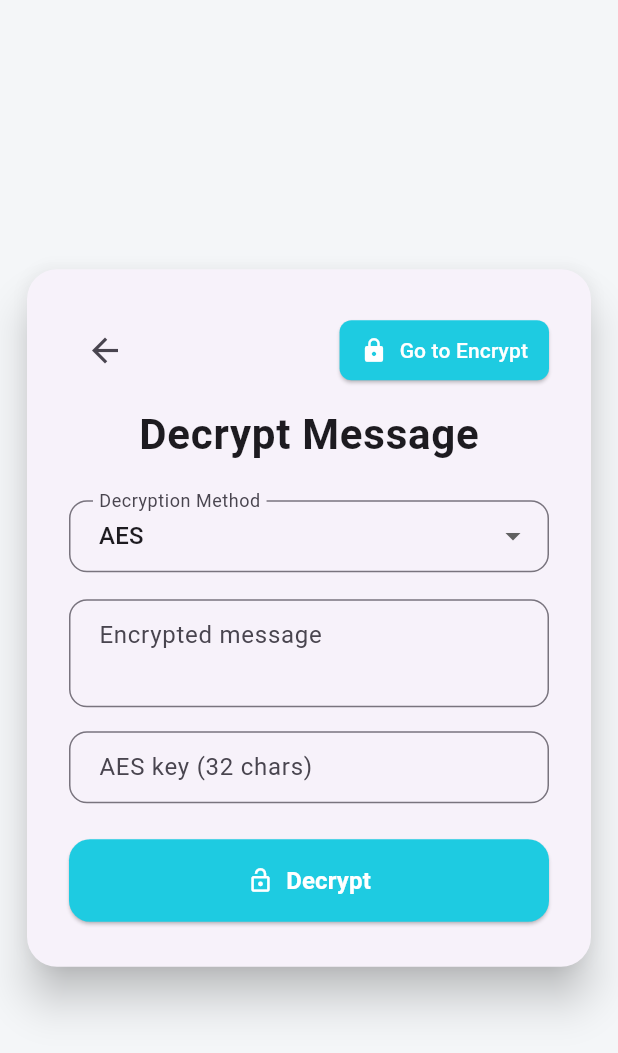
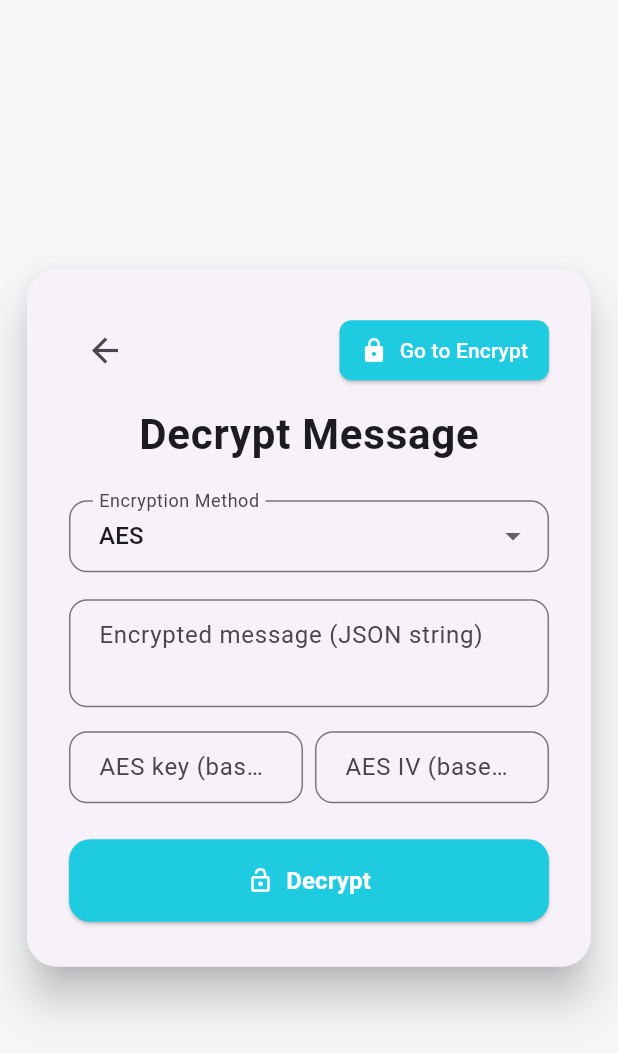
Before and after one commit to Oso00Luffy/Graduation_Project, a Flutter app: the screen it shows once a user with an empty profile is signed in, scrolled down 108 dp, after a tap on the "lock open" icon, on a phone screen of 412 x 824 dp. Shown: the top 1053 px of the screen. Run offline on Flutter 3.47's test engine with Material 3 defaults, Android fonts, the phone set to English and light mode, and no system bars; our stand-ins replace basic_utils, cloud_firestore, firebase_auth, firebase_core, firebase_storage, flutter_secure_storage and 4 more; missing offline and left inert: cryptography, encrypt, pointycastle; accounts and stored records are empty; network calls fail.

Commit message:
Requiring encrypt + decrypt message screen fixes

```diff
--- a/lib/routes.dart
+++ b/lib/routes.dart
@@ -9,7 +9,7 @@
 // Only screens that are navigated to with Navigator.pushNamed should be here!
 final Map<String, WidgetBuilder> routes = {
   '/encrypt-message': (context) => EncryptMessageScreen(),
-  '/decrypt-message': (context) => DecryptMessageScreen(prefilledEncryptedText: ''),
+  '/decrypt-message': (context) => DecryptMessageScreen(),
   '/encrypt-image': (context) => EncryptImageScreen(),
   '/decrypt-image': (context) => DecryptImageScreen(),
   '/file-sender': (context) => FileSenderScreen(),
--- a/lib/screens/decrypt_message_screen.dart
+++ b/lib/screens/decrypt_message_screen.dart
@@ -4,28 +4,22 @@ import '../services/encryption_service.dart';
 import '../widgets/custom_text_field.dart';
 import 'package:pointycastle/asymmetric/api.dart';
 import 'package:basic_utils/basic_utils.dart';
+import 'dart:convert';
 
 class DecryptMessageScreen extends StatefulWidget {
-  final String prefilledEncryptedText;
-  final String? initialEncryptionType;
-  final String? generatedPrivateKeyPem;
-
-  const DecryptMessageScreen({
-    Key? key,
-    required this.prefilledEncryptedText,
-    this.initialEncryptionType,
-    this.generatedPrivateKeyPem,
-  }) : super(key: key);
+  const DecryptMessageScreen({Key? key}) : super(key: key);
 
   @override
   State<DecryptMessageScreen> createState() => _DecryptMessageScreenState();
 }
 
 class _DecryptMessageScreenState extends State<DecryptMessageScreen> {
-  late TextEditingController _encryptedController;
+  final TextEditingController _messageController = TextEditingController();
   final TextEditingController _aesKeyController = TextEditingController();
+  final TextEditingController _aesIvController = TextEditingController();
   final TextEditingController _chachaKeyController = TextEditingController();
   final TextEditingController _nonceController = TextEditingController();
+  final TextEditingController _publicKeyController = TextEditingController();
   final TextEditingController _privateKeyController = TextEditingController();
   String? _decryptedMessage;
   bool _isLoading = false;
@@ -37,28 +31,35 @@ class _DecryptMessageScreenState extends State<DecryptMessageScreen> {
   @override
   void initState() {
     super.initState();
-    _encryptedController = TextEditingController(text: widget.prefilledEncryptedText);
-    _selectedEncryptionType = widget.initialEncryptionType ?? _encryptionTypes[0];
-
-    if (widget.generatedPrivateKeyPem != null) {
-      _privateKeyController.text = widget.generatedPrivateKeyPem!;
-    }
+    _selectedEncryptionType = _encryptionTypes[0];
   }
 
   @override
   void dispose() {
-    _encryptedController.dispose();
+    _messageController.dispose();
     _aesKeyController.dispose();
+    _aesIvController.dispose();
     _chachaKeyController.dispose();
     _nonceController.dispose();
+    _publicKeyController.dispose();
     _privateKeyController.dispose();
     super.dispose();
   }
 
+  bool _isValidBase64(String key, int requiredBytes) {
+    try {
+      final bytes = base64.decode(key);
+      return bytes.length == requiredBytes;
+    } catch (_) {
+      return false;
+    }
+  }
+
   Future<void> _decryptMessage() async {
-    final encryptedText = _encryptedController.text.trim();
+    final encrypted = _messageController.text.trim();
     final aesKey = _aesKeyController.text.trim();
-    final chachaKey = _chachaKeyController.text.trim();
+    final aesIV = _aesIvController.text.trim();
+    final chaChaKey = _chachaKeyController.text.trim();
     final nonce = _nonceController.text.trim();
     final privateKeyPem = _privateKeyController.text.trim();
     String result;
@@ -71,13 +72,15 @@ class _DecryptMessageScreenState extends State<DecryptMessageScreen> {
     await Future.delayed(const Duration(milliseconds: 100));
 
     try {
-      if (encryptedText.isEmpty) {
+      if (encrypted.isEmpty) {
         result = 'Please enter the encrypted message.';
       } else if (_selectedEncryptionType == 'AES') {
-        if (aesKey.isEmpty) {
-          result = 'Please enter the AES key.';
+        if (aesKey.isEmpty || aesIV.isEmpty) {
+          result = 'Please enter AES key (base64, 44 chars) and IV (base64, 24 chars).';
+        } else if (!_isValidBase64(aesKey, 32) || !_isValidBase64(aesIV, 16)) {
+          result = 'AES key must be base64 (44 chars, 32 bytes) and IV must be base64 (24 chars, 16 bytes).';
         } else {
-          result = EncryptionService.decryptAES(encryptedText, aesKey);
+          result = EncryptionService.decryptAES(encrypted, aesKey);
         }
       } else if (_selectedEncryptionType == 'RSA') {
         if (privateKeyPem.isEmpty) {
@@ -92,23 +95,25 @@ class _DecryptMessageScreenState extends State<DecryptMessageScreen> {
           if (privateKey == null) {
             result = 'Invalid private key format.';
           } else {
-            result = EncryptionService.decryptRSA(encryptedText, privateKey);
+            result = EncryptionService.decryptRSA(encrypted, privateKey);
           }
         }
       } else if (_selectedEncryptionType == 'Hybrid') {
-        if (aesKey.isEmpty || chachaKey.isEmpty) {
-          result = 'Please enter both AES and ChaCha20 keys for Hybrid decryption.';
+        if (aesKey.isEmpty || chaChaKey.isEmpty) {
+          result = 'Please enter both AES key and ChaCha20 key (base64, 44 chars each).';
+        } else if (!_isValidBase64(aesKey, 32) || !_isValidBase64(chaChaKey, 32)) {
+          result = 'Hybrid requires AES and ChaCha20 keys (44 chars, 32 bytes each).';
         } else {
-          result = EncryptionService.hybridDecrypt(encryptedText, aesKey, chachaKey);
+          result = EncryptionService.hybridDecrypt(encrypted, aesKey, chaChaKey);
         }
       } else if (_selectedEncryptionType == 'ChaCha20') {
-        if (chachaKey.isEmpty) {
-          result = 'Please enter the ChaCha20 key (32 chars).';
-        } else if (chachaKey.length != 32) {
-          result = 'ChaCha20 requires a 32-character key.';
+        if (chaChaKey.isEmpty) {
+          result = 'Please enter the ChaCha20 key (base64, 44 chars).';
+        } else if (!_isValidBase64(chaChaKey, 32)) {
+          result = 'ChaCha20 key must be base64 (44 chars, 32 bytes).';
         } else {
           try {
-            result = EncryptionService.decryptChaCha20(encryptedText, chachaKey, nonce);
+            result = EncryptionService.decryptChaCha20(encrypted, chaChaKey);
           } catch (e) {
             result = 'ChaCha20 decryption failed: $e';
           }
@@ -137,6 +142,13 @@ class _DecryptMessageScreenState extends State<DecryptMessageScreen> {
         if (mounted) setState(() => _copied = false);
       });
     }
+  }
+
+  void _copyPublicKeyToClipboard() async {
+    await Clipboard.setData(ClipboardData(text: _publicKeyController.text));
+    ScaffoldMessenger.of(context).showSnackBar(
+      const SnackBar(content: Text('Public key copied to clipboard')),
+    );
   }
 
   void _copyPrivateKeyToClipboard() async {
@@ -214,7 +226,7 @@ class _DecryptMessageScreenState extends State<DecryptMessageScreen> {
                     const SizedBox(height: 24),
                     DropdownButtonFormField<String>(
                       decoration: InputDecoration(
-                        labelText: 'Decryption Method',
+                        labelText: 'Encryption Method',
                         border: OutlineInputBorder(
                           borderRadius: BorderRadius.circular(12),
                         ),
@@ -228,8 +240,11 @@ class _DecryptMessageScreenState extends State<DecryptMessageScreen> {
                             _selectedEncryptionType = value;
                             _decryptedMessage = null;
                             _aesKeyController.clear();
+                            _aesIvController.clear();
                             _chachaKeyController.clear();
                             _nonceController.clear();
+                            _publicKeyController.clear();
+                            _privateKeyController.clear();
                           });
                         }
                       },
@@ -242,51 +257,81 @@ class _DecryptMessageScreenState extends State<DecryptMessageScreen> {
                     ),
                     const SizedBox(height: 18),
                     CustomTextField(
-                      controller: _encryptedController,
-                      hintText: 'Encrypted message',
+                      controller: _messageController,
+                      hintText: 'Encrypted message (JSON string)',
                       minLines: 2,
-                      maxLines: 5,
+                      maxLines: 6,
                       isPassword: false,
                     ),
                     if (isAES) ...[
                       const SizedBox(height: 16),
-                      CustomTextField(
+                      Row(
+                        children: [
+                          Expanded(
+                            child: CustomTextField(
                               controller: _aesKeyController,
-                        hintText: 'AES key (32 chars)',
+                              hintText: 'AES key (base64, 44 chars)',
                               isPassword: false,
                               minLines: 1,
                               maxLines: 1,
                             ),
-                    ],
-                    if (isChaCha20) ...[
-                      const SizedBox(height: 16),
-                      CustomTextField(
-                        controller: _chachaKeyController,
-                        hintText: 'ChaCha20 key (32 chars)',
+                          ),
+                          const SizedBox(width: 8),
+                          Expanded(
+                            child: CustomTextField(
+                              controller: _aesIvController,
+                              hintText: 'AES IV (base64, 24 chars)',
                               isPassword: false,
                               minLines: 1,
                               maxLines: 1,
                             ),
+                          ),
                         ],
-                    if (isHybrid) ...[
+                      ),
+                    ],
+                    if (isChaCha20) ...[
                       const SizedBox(height: 16),
-                      CustomTextField(
-                        controller: _aesKeyController,
-                        hintText: 'AES key (32 chars)',
+                      Row(
+                        children: [
+                          Expanded(
+                            child: CustomTextField(
+                              controller: _chachaKeyController,
+                              hintText: 'ChaCha20 key (base64, 44 chars)',
                               isPassword: false,
                               minLines: 1,
                               maxLines: 1,
                             ),
-                      const SizedBox(height: 8),
-                      CustomTextField(
-                        controller: _chachaKeyController,
-                        hintText: 'ChaCha20 key (32 chars)',
+                          ),
+                        ],
+                      ),
+                    ],
+                    if (isHybrid) ...[
+                      const SizedBox(height: 16),
+                      Row(
+                        children: [
+                          Expanded(
+                            child: CustomTextField(
+                              controller: _aesKeyController,
+                              hintText: 'AES key (base64, 44 chars)',
                               isPassword: false,
                               minLines: 1,
                               maxLines: 1,
                             ),
+                          ),
+                          const SizedBox(width: 8),
+                          Expanded(
+                            child: CustomTextField(
+                              controller: _chachaKeyController,
+                              hintText: 'ChaCha20 key (base64, 44 chars)',
+                              isPassword: false,
+                              minLines: 1,
+                              maxLines: 1,
+                            ),
+                          ),
                         ],
-                    if (isRSA || isHybrid) ...[
+                      ),
+                    ],
+                    if (isRSA) ...[
                       const SizedBox(height: 16),
                       Row(
                         children: [
@@ -314,7 +359,7 @@ class _DecryptMessageScreenState extends State<DecryptMessageScreen> {
                     SizedBox(
                       width: double.infinity,
                       child: ElevatedButton.icon(
-                        icon: const Icon(Icons.lock_open_outlined),
+                        icon: const Icon(Icons.lock_open),
                         label: const Text(
                           'Decrypt',
                           style: TextStyle(fontWeight: FontWeight.bold, fontSize: 16),
--- a/lib/screens/home_screen.dart
+++ b/lib/screens/home_screen.dart
@@ -331,7 +331,7 @@ class HomeContent extends StatelessWidget {
                   theme,
                   Icons.lock_open,
                   'Decrypt Message',
-                  DecryptMessageScreen(prefilledEncryptedText: ''),
+                  DecryptMessageScreen(),
                   isWide,
                 ),
                 _buildQuickActionButton(
--- a/lib/widgets/custom_text_field.dart
+++ b/lib/widgets/custom_text_field.dart
@@ -15,6 +15,8 @@ class CustomTextField extends StatelessWidget {
     this.minLines = 1,
     this.maxLines = 1,
   }) : super(key: key);
+
+
 
   @override
   Widget build(BuildContext context) {
```
Also changed, not shown: lib/screens/encrypt_message_screen.dart (+113 -114 lines), lib/services/encryption_service.dart (+147 -158 lines), lib/services/user_service.dart (+23 -0 lines). Lines whose indentation alone changed are shown as unchanged.
